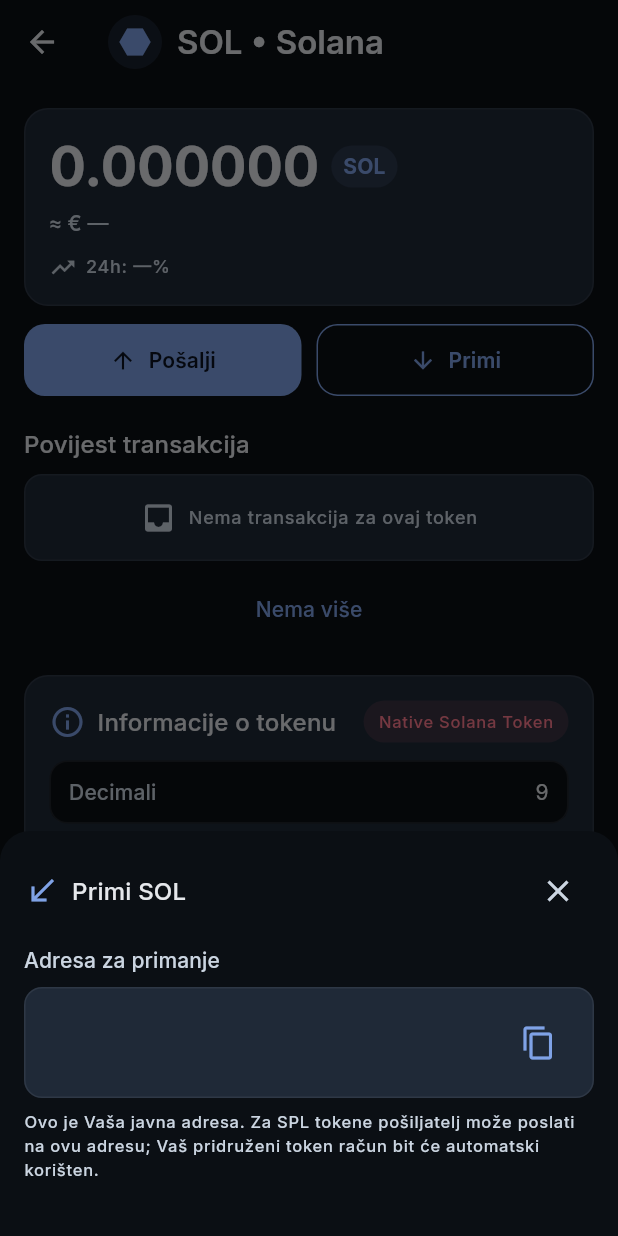
After one commit to spremni/domovina-wallet, a Flutter app: the TokenDetailScreen screen opened directly, after a tap on "Primi", on a phone screen of 412 x 824 dp. The commit adds this screen. Run offline on Flutter 3.47's test engine with Material 3 defaults, Android fonts, the phone set to English and light mode, and no system bars; our stand-ins replace firebase_core, flutter_secure_storage, go_router, google_fonts, local_auth, package_info_plus; missing offline and left inert: bip39, cryptography, ed25519_hd_key, solana; accounts and stored records are empty.

Commit message:
feat(nav): add token detail route and navigation to wallet screen

```diff
--- /dev/null
+++ b/lib/features/wallet/screens/token_detail_screen.dart
@@ -0,0 +1,458 @@
+import 'dart:async';
+import 'dart:math' as math;
+
+import 'package:domovina_wallet/core/constants/solana_constants.dart';
+import 'package:domovina_wallet/core/constants/token_registry.dart';
+import 'package:domovina_wallet/core/utils/formatters.dart';
+import 'package:domovina_wallet/models/token_model.dart';
+import 'package:domovina_wallet/models/transaction_model.dart';
+import 'package:domovina_wallet/models/wallet_model.dart';
+import 'package:domovina_wallet/services/secure_storage_service.dart';
+import 'package:domovina_wallet/services/solana_rpc_service.dart';
+import 'package:domovina_wallet/widgets/app_button.dart';
+import 'package:flutter/material.dart';
+import 'package:flutter/services.dart';
+import 'package:go_router/go_router.dart';
+
+/// Simple args wrapper passed via GoRouter.extra
+class TokenDetailArgs {
+  final TokenBalance token;
+  const TokenDetailArgs({required this.token});
+}
+
+class TokenDetailScreen extends StatefulWidget {
+  final TokenDetailArgs? args;
+  const TokenDetailScreen({super.key, this.args});
+
+  @override
+  State<TokenDetailScreen> createState() => _TokenDetailScreenState();
+}
+
+class _TokenDetailScreenState extends State<TokenDetailScreen> {
+  late final SolanaRpcService _rpc;
+  WalletModel? _wallet;
+  late TokenBalance _token;
+  bool _loading = true;
+  bool _loadingMore = false;
+  List<TransactionModel> _txs = const [];
+  String? _before; // pagination cursor (signature)
+
+  @override
+  void initState() {
+    super.initState();
+    _rpc = SolanaRpcService.forCurrentCluster();
+    final incoming = widget.args?.token;
+    _token = incoming ?? TokenBalance(mint: null, symbol: 'SOL', name: 'Solana', balance: BigInt.zero, decimals: 9, iconUrl: null, isNative: true);
+    scheduleMicrotask(_loadInitial);
+  }
+
+  @override
+  void dispose() {
+    _rpc.close();
+    super.dispose();
+  }
+
+  Future<void> _loadInitial() async {
+    try {
+      final wallets = await SecureStorageService.instance.getWalletList();
+      if (wallets.isEmpty) {
+        if (!mounted) return;
+        context.go('/onboarding');
+        return;
+      }
+      final w = wallets.firstWhere((e) => e.isDefault, orElse: () => wallets.first);
+      _wallet = w;
+
+      // Refresh token balance from chain to ensure latest
+      await _refreshTokenBalance(w.publicKey);
+
+      // Load first page of tx history and filter
+      await _loadMore(reset: true);
+    } catch (e) {
+      debugPrint('TokenDetail: initial load failed: $e');
+    } finally {
+      if (mounted) setState(() => _loading = false);
+    }
+  }
+
+  Future<void> _refreshTokenBalance(String owner) async {
+    try {
+      if (_token.isNative) {
+        final lamports = await _rpc.getBalance(owner);
+        _token = TokenBalance.nativeSolFromLamports(lamports);
+      } else {
+        final tokens = await _rpc.getTokenAccounts(owner);
+        final found = tokens.firstWhere(
+          (t) => t.mint?.toLowerCase() == _token.mint?.toLowerCase(),
+          orElse: () => _token,
+        );
+        _token = found;
+      }
+      if (mounted) setState(() {});
+    } catch (e) {
+      debugPrint('TokenDetail: refresh balance failed: $e');
+    }
+  }
+
+  Future<void> _loadMore({bool reset = false}) async {
+    if (_wallet == null) return;
+    if (_loadingMore) return;
+    setState(() => _loadingMore = true);
+    try {
+      final limit = 20;
+      final sigs = await _rpc.getSignaturesForAddress(_wallet!.publicKey, limit: limit, before: reset ? null : _before);
+      if (sigs.isEmpty) {
+        setState(() => _before = null);
+        return;
+      }
+      // Fetch transaction details in parallel
+      final txsJson = await Future.wait(
+        sigs.map((s) => _rpc.getTransaction(s, ownerAddress: _wallet!.publicKey)),
+        eagerError: false,
+      );
+      final all = txsJson.whereType<TransactionModel>().toList();
+      // Filter for this token
+      final filtered = all.where((tx) {
+        if (_token.isNative) return tx.token.isNative;
+        final m = _token.mint?.toLowerCase();
+        final txMint = tx.token.mint?.toLowerCase();
+        return m != null && m.isNotEmpty && m == txMint;
+      }).toList();
+      filtered.sort((a, b) => b.timestamp.compareTo(a.timestamp));
+      setState(() {
+        if (reset) {
+          _txs = filtered;
+        } else {
+          _txs = [..._txs, ...filtered];
+        }
+        _before = sigs.isNotEmpty ? sigs.last : null;
+      });
+    } catch (e) {
+      debugPrint('TokenDetail: loadMore failed: $e');
+      if (mounted) {
+        ScaffoldMessenger.of(context).showSnackBar(const SnackBar(content: Text('Neuspješno učitavanje povijesti.')));
+      }
+    } finally {
+      if (mounted) setState(() => _loadingMore = false);
+    }
+  }
+
+  IconData _iconForToken(TokenBalance t) {
+    final info = t.mint != null ? (TokenRegistry.byMint(t.mint!) ?? TokenRegistry.nativeSol) : TokenRegistry.nativeSol;
+    switch (info.iconKey) {
+      case 'solana':
+        return Icons.hexagon;
+      case 'euro':
+        return Icons.euro;
+      case 'dollar':
+        return Icons.attach_money;
+      case 'hr_checkerboard':
+        return Icons.shield;
+      default:
+        return Icons.token;
+    }
+  }
+
+  Future<void> _copy(String text, String label) async {
+    await Clipboard.setData(ClipboardData(text: text));
+    if (!mounted) return;
+    ScaffoldMessenger.of(context).showSnackBar(SnackBar(content: Text('$label kopiran')));
+  }
+
+  void _showReceiveSheet() {
+    final addr = _wallet?.publicKey ?? '';
+    showModalBottomSheet(
+      context: context,
+      backgroundColor: Theme.of(context).colorScheme.surfaceContainerHigh,
+      shape: const RoundedRectangleBorder(borderRadius: BorderRadius.vertical(top: Radius.circular(20))),
+      builder: (context) {
+        final cs = Theme.of(context).colorScheme;
+        final text = Theme.of(context).textTheme;
+        return Padding(
+          padding: const EdgeInsets.fromLTRB(16, 16, 16, 24),
+          child: Column(mainAxisSize: MainAxisSize.min, crossAxisAlignment: CrossAxisAlignment.start, children: [
+            Row(children: [
+              Icon(Icons.south_west, color: cs.primary),
+              const SizedBox(width: 8),
+              Text('Primi ${_token.symbol.isEmpty ? 'TOKEN' : _token.symbol}', style: text.titleMedium?.copyWith(color: cs.onSurface)),
+              const Spacer(),
+              IconButton(icon: Icon(Icons.close, color: cs.onSurfaceVariant), onPressed: () => context.pop()),
+            ]),
+            const SizedBox(height: 12),
+            Text('Adresa za primanje', style: text.labelLarge?.copyWith(color: cs.onSurfaceVariant)),
+            const SizedBox(height: 8),
+            Container(
+              padding: const EdgeInsets.all(12),
+              decoration: BoxDecoration(color: cs.surfaceContainerHighest, borderRadius: BorderRadius.circular(12), border: Border.all(color: cs.outline.withValues(alpha: 0.2))),
+              child: Row(children: [
+                Expanded(child: SelectableText(addr, style: text.bodyMedium?.copyWith(color: cs.onSurface))),
+                IconButton(onPressed: () => _copy(addr, 'Adresa'), icon: Icon(Icons.copy, color: cs.primary)),
+              ]),
+            ),
+            const SizedBox(height: 8),
+            Text('Ovo je Vaša javna adresa. Za SPL tokene pošiljatelj može poslati na ovu adresu; Vaš pridruženi token račun bit će automatski korišten.', style: text.labelSmall?.copyWith(color: cs.onSurfaceVariant)),
+            const SizedBox(height: 12),
+          ]),
+        );
+      },
+    );
+  }
+
+  @override
+  Widget build(BuildContext context) {
+    final cs = Theme.of(context).colorScheme;
+    final text = Theme.of(context).textTheme;
+
+    final title = (_token.symbol.isEmpty ? (_token.mint?.substring(0, 6) ?? 'Token') : _token.symbol) + (_token.symbol.isNotEmpty ? ' • ${_token.name}' : '');
+    final decimals = _token.decimals;
+    final balanceUi = _token.uiAmount;
+    final balanceStr = balanceUi.toStringAsFixed(math.min(6, decimals));
+    final fiatStr = '≈ € —';
+
+    return Scaffold(
+      appBar: AppBar(
+        title: Row(children: [
+          Container(width: 36, height: 36, decoration: BoxDecoration(color: cs.primary.withValues(alpha: 0.12), shape: BoxShape.circle), child: Icon(_iconForToken(_token), color: cs.primary)),
+          const SizedBox(width: 10),
+          Expanded(child: Text(title, overflow: TextOverflow.ellipsis)),
+        ]),
+      ),
+      body: _loading
+          ? const Center(child: CircularProgressIndicator.adaptive())
+          : RefreshIndicator.adaptive(
+              onRefresh: () async {
+                if (_wallet != null) await _refreshTokenBalance(_wallet!.publicKey);
+                await _loadMore(reset: true);
+              },
+              child: ListView(
+                padding: const EdgeInsets.symmetric(horizontal: 16, vertical: 16),
+                children: [
+                  // Balance Section
+                  Container(
+                    padding: const EdgeInsets.all(16),
+                    decoration: BoxDecoration(
+                      color: cs.surfaceContainerHighest,
+                      borderRadius: BorderRadius.circular(16),
+                      border: Border.all(color: cs.outline.withValues(alpha: 0.2)),
+                    ),
+                    child: Column(crossAxisAlignment: CrossAxisAlignment.start, children: [
+                      Row(children: [
+                        Text(balanceStr, style: text.displaySmall?.copyWith(color: cs.onSurface, fontWeight: FontWeight.w700)),
+                        const SizedBox(width: 8),
+                        Container(padding: const EdgeInsets.symmetric(horizontal: 8, vertical: 4), decoration: BoxDecoration(color: cs.primary.withValues(alpha: 0.12), borderRadius: BorderRadius.circular(999)), child: Text(_token.symbol.isEmpty ? 'TOKEN' : _token.symbol, style: text.labelLarge?.copyWith(color: cs.primary, fontWeight: FontWeight.w700))),
+                      ]),
+                      const SizedBox(height: 6),
+                      Text(fiatStr, style: text.labelLarge?.copyWith(color: cs.onSurfaceVariant)),
+                      const SizedBox(height: 10),
+                      Row(children: [
+                        Icon(Icons.trending_up, color: cs.onSurfaceVariant, size: 18),
+                        const SizedBox(width: 6),
+                        Text('24h: —%', style: text.labelMedium?.copyWith(color: cs.onSurfaceVariant)),
+                      ]),
+                    ]),
+                  ),
+
+                  const SizedBox(height: 12),
+
+                  // Action Buttons
+                  Row(children: [
+                    Expanded(
+                      child: AppButton(
+                        label: 'Pošalji',
+                        icon: Icons.arrow_upward,
+                        onPressed: () => context.push('/send'),
+                      ),
+                    ),
+                    const SizedBox(width: 10),
+                    Expanded(
+                      child: AppButton(
+                        label: 'Primi',
+                        icon: Icons.arrow_downward,
+                        secondary: true,
+                        onPressed: _showReceiveSheet,
+                      ),
+                    ),
+                  ]),
+
+                  const SizedBox(height: 20),
+
+                  // History
+                  Row(children: [
+                    Expanded(child: Text('Povijest transakcija', style: text.titleMedium?.copyWith(color: cs.onSurface))),
+                    if (_txs.isNotEmpty)
+                      Text('${_txs.length}', style: text.labelSmall?.copyWith(color: cs.onSurfaceVariant)),
+                  ]),
+                  const SizedBox(height: 8),
+                  if (_txs.isEmpty)
+                    _EmptyState(label: 'Nema transakcija za ovaj token')
+                  else
+                    ..._txs.map((t) => _TxRow(tx: t)).toList(),
+
+                  const SizedBox(height: 8),
+                  if (!_loadingMore)
+                    Center(
+                      child: TextButton(
+                        onPressed: _before == null ? null : () => _loadMore(reset: false),
+                        child: Text(_before == null ? 'Nema više' : 'Učitaj više', style: text.labelLarge?.copyWith(color: cs.primary)),
+                      ),
+                    )
+                  else
+                    const Center(child: Padding(padding: EdgeInsets.all(8), child: CircularProgressIndicator.adaptive())),
+
+                  const SizedBox(height: 20),
+
+                  // Token Info Card
+                  Container(
+                    padding: const EdgeInsets.all(16),
+                    decoration: BoxDecoration(color: cs.surfaceContainerHighest, borderRadius: BorderRadius.circular(16), border: Border.all(color: cs.outline.withValues(alpha: 0.2))),
+                    child: Column(crossAxisAlignment: CrossAxisAlignment.start, children: [
+                      Row(children: [
+                        Icon(Icons.info_outline, color: cs.primary),
+                        const SizedBox(width: 8),
+                        Text('Informacije o tokenu', style: text.titleMedium?.copyWith(color: cs.onSurface)),
+                        const Spacer(),
+                        if (_token.isNative)
+                          Container(padding: const EdgeInsets.symmetric(horizontal: 10, vertical: 6), decoration: BoxDecoration(color: cs.secondary.withValues(alpha: 0.12), borderRadius: BorderRadius.circular(999)), child: Text('Native Solana Token', style: text.labelSmall?.copyWith(color: cs.secondary))),
+                      ]),
+                      const SizedBox(height: 12),
+                      if (!_token.isNative) ...[
+                        _kv('Mint adresa', _token.mint ?? '—', copyKey: 'Mint adresa'),
+                        const SizedBox(height: 8),
+                      ],
+                      _kv('Decimali', decimals.toString()),
+                      const SizedBox(height: 8),
+                      _kv('Token program', SolanaConstants.tokenProgram),
+                      const SizedBox(height: 12),
+                      Align(
+                        alignment: Alignment.centerLeft,
+                        child: TextButton.icon(
+                          onPressed: () {
+                            final url = _token.isNative
+                                ? 'https://explorer.solana.com/address/${_wallet?.publicKey ?? ''}${SolanaConstants.isMainnet ? '' : '?cluster=devnet'}'
+                                : 'https://explorer.solana.com/address/${_token.mint}${SolanaConstants.isMainnet ? '' : '?cluster=devnet'}';
+                            _copy(url, 'Link');
+                          },
+                          icon: Icon(Icons.open_in_new, color: cs.primary),
+                          label: Text('Otvori u Exploreru', style: text.labelLarge?.copyWith(color: cs.primary)),
+                        ),
+                      ),
+                    ]),
+                  ),
+
+                  const SizedBox(height: 20),
+                ],
+              ),
+            ),
+    );
+  }
+
+  Widget _kv(String k, String v, {String? copyKey}) {
+    final cs = Theme.of(context).colorScheme;
+    final text = Theme.of(context).textTheme;
+    return Container(
+      padding: const EdgeInsets.symmetric(horizontal: 12, vertical: 10),
+      decoration: BoxDecoration(color: cs.surfaceContainerHigh, borderRadius: BorderRadius.circular(12), border: Border.all(color: cs.outline.withValues(alpha: 0.2))),
+      child: Row(children: [
+        Expanded(child: Text(k, style: text.labelLarge?.copyWith(color: cs.onSurfaceVariant))),
+        Expanded(
+          flex: 2,
+          child: Row(children: [
+            Expanded(child: Text(v, textAlign: TextAlign.right, overflow: TextOverflow.ellipsis, style: text.bodyMedium?.copyWith(color: cs.onSurface))),
+            if (copyKey != null)
+              IconButton(onPressed: () => _copy(v, copyKey), icon: Icon(Icons.copy, color: cs.primary, size: 18)),
+          ]),
+        ),
+      ]),
+    );
+  }
+}
+
+class _TxRow extends StatelessWidget {
+  final TransactionModel tx;
+  const _TxRow({required this.tx});
+
+  IconData _iconForTx(TransactionModel t) {
+    switch (t.type) {
+      case TransactionType.send:
+        return Icons.north_east;
+      case TransactionType.receive:
+        return Icons.south_west;
+      case TransactionType.swap:
+        return Icons.swap_horiz;
+      case TransactionType.unknown:
+        return Icons.hourglass_bottom;
+    }
+  }
+
+  Color _colorForTx(BuildContext context, TransactionModel t) {
+    final cs = Theme.of(context).colorScheme;
+    switch (t.type) {
+      case TransactionType.send:
+        return cs.error;
+      case TransactionType.receive:
+        return cs.inversePrimary;
+      case TransactionType.swap:
+        return cs.primary;
+      case TransactionType.unknown:
+        return cs.onSurfaceVariant;
+    }
+  }
+
+  @override
+  Widget build(BuildContext context) {
+    final cs = Theme.of(context).colorScheme;
+    final text = Theme.of(context).textTheme;
+    final decimals = tx.token.decimals;
+    final scale = math.pow(10, decimals).toDouble();
+    final amountUi = tx.amount.toDouble() / scale;
+    final symbol = tx.token.symbol;
+    final sign = tx.type == TransactionType.send ? '-' : '+';
+    return Container(
+      margin: const EdgeInsets.symmetric(vertical: 6),
+      padding: const EdgeInsets.symmetric(horizontal: 12, vertical: 12),
+      decoration: BoxDecoration(color: cs.surfaceContainerHighest, borderRadius: BorderRadius.circular(12), border: Border.all(color: cs.outline.withValues(alpha: 0.2), width: 1)),
+      child: Row(children: [
+        Container(width: 40, height: 40, decoration: BoxDecoration(color: cs.primary.withValues(alpha: 0.12), shape: BoxShape.circle), child: Icon(_iconForTx(tx), color: _colorForTx(context, tx))),
+        const SizedBox(width: 12),
+        Expanded(
+          child: Column(crossAxisAlignment: CrossAxisAlignment.start, children: [
+            Text(
+              tx.type == TransactionType.send
+                  ? 'Slanje'
+                  : tx.type == TransactionType.receive
+                      ? 'Primanje'
+                      : tx.type == TransactionType.swap
+                          ? 'Zamjena'
+                          : 'Transakcija',
+              style: text.titleSmall?.copyWith(color: cs.onSurface),
+            ),
+            Text(Formatters.shortAddress(tx.isOutgoing ? tx.toAddress : tx.fromAddress), style: text.labelSmall?.copyWith(color: cs.onSurfaceVariant)),
+          ]),
+        ),
+        Column(crossAxisAlignment: CrossAxisAlignment.end, children: [
+          Text('$sign${amountUi.toStringAsFixed(4)} $symbol', style: text.labelLarge?.copyWith(color: cs.onSurface)),
+          Text(tx.formattedDateTime, style: text.labelSmall?.copyWith(color: cs.onSurfaceVariant)),
+        ]),
+      ]),
+    );
+  }
+}
+
+class _EmptyState extends StatelessWidget {
+  final String label;
+  const _EmptyState({required this.label});
+  @override
+  Widget build(BuildContext context) {
+    final cs = Theme.of(context).colorScheme;
+    final text = Theme.of(context).textTheme;
+    return Container(
+      padding: const EdgeInsets.symmetric(horizontal: 12, vertical: 16),
+      decoration: BoxDecoration(color: cs.surfaceContainerHighest, borderRadius: BorderRadius.circular(12), border: Border.all(color: cs.outline.withValues(alpha: 0.2), width: 1)),
+      child: Row(mainAxisAlignment: MainAxisAlignment.center, children: [
+        Icon(Icons.inbox, color: cs.onSurfaceVariant),
+        const SizedBox(width: 8),
+        Text(label, style: text.labelMedium?.copyWith(color: cs.onSurfaceVariant)),
+      ]),
+    );
+  }
+}
--- a/lib/features/wallet/screens/wallet_home_screen.dart
+++ b/lib/features/wallet/screens/wallet_home_screen.dart
@@ -11,6 +11,7 @@
 import 'package:domovina_wallet/services/secure_storage_service.dart';
 import 'package:domovina_wallet/services/solana_rpc_service.dart';
 import 'package:domovina_wallet/theme.dart';
+import 'package:domovina_wallet/features/wallet/screens/token_detail_screen.dart';
 import 'package:domovina_wallet/widgets/app_button.dart';
 import 'package:domovina_wallet/widgets/balance_card.dart';
 import 'package:flutter/material.dart';
@@ -302,7 +303,7 @@
     final text = Theme.of(context).textTheme;
     return InkWell(
       onTap: () {
-        ScaffoldMessenger.of(context).showSnackBar(SnackBar(content: Text('Detalji tokena: ${token.symbol}')));
+        context.push(AppRoutes.tokenDetail, extra: TokenDetailArgs(token: token));
       },
       borderRadius: BorderRadius.circular(12),
       child: Container(
--- a/lib/nav.dart
+++ b/lib/nav.dart
@@ -12,6 +12,7 @@
 import 'package:domovina_wallet/features/onboarding/screens/biometric_setup_screen.dart';
 import 'package:domovina_wallet/features/wallet/screens/wallet_home_screen.dart';
 import 'package:domovina_wallet/features/wallet/screens/qr_scanner_screen.dart';
+import 'package:domovina_wallet/features/wallet/screens/token_detail_screen.dart';
 
 /// GoRouter configuration for app navigation
 ///
@@ -73,6 +74,14 @@
         pageBuilder: (context, state) => const NoTransitionPage(child: HistoryScreen()),
       ),
       GoRoute(
+        path: AppRoutes.tokenDetail,
+        name: 'token_detail',
+        pageBuilder: (context, state) {
+          final args = state.extra is TokenDetailArgs ? state.extra as TokenDetailArgs : null;
+          return NoTransitionPage(child: TokenDetailScreen(args: args));
+        },
+      ),
+      GoRoute(
         path: AppRoutes.onboarding,
         name: 'onboarding',
         pageBuilder: (context, state) => const NoTransitionPage(
@@ -119,4 +128,5 @@
   static const String scan = '/scan';
   static const String settings = '/settings';
   static const String history = '/history';
+  static const String tokenDetail = '/token';
 }
--- a/lib/services/solana_rpc_service.dart
+++ b/lib/services/solana_rpc_service.dart
@@ -152,13 +152,14 @@
   }
 
   /// Get recent transaction signatures for an address.
-  Future<List<String>> getSignaturesForAddress(String address, {int limit = 20}) async {
+  Future<List<String>> getSignaturesForAddress(String address, {int limit = 20, String? before}) async {
     final list = await _rpcCall<List<dynamic>>(
       method: 'getSignaturesForAddress',
       params: [
         address,
         {
           'limit': limit,
+          if (before != null && before.isNotEmpty) 'before': before,
         }
       ],
       transform: (json) => (json as List?) ?? const [],
```
Also changed, not shown: 1 other file.
